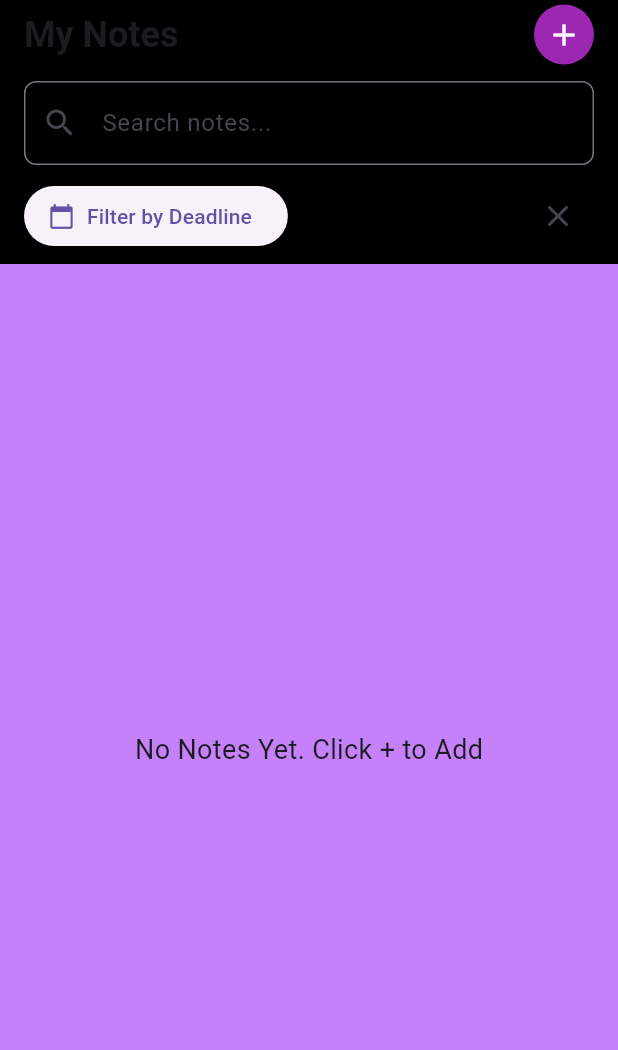
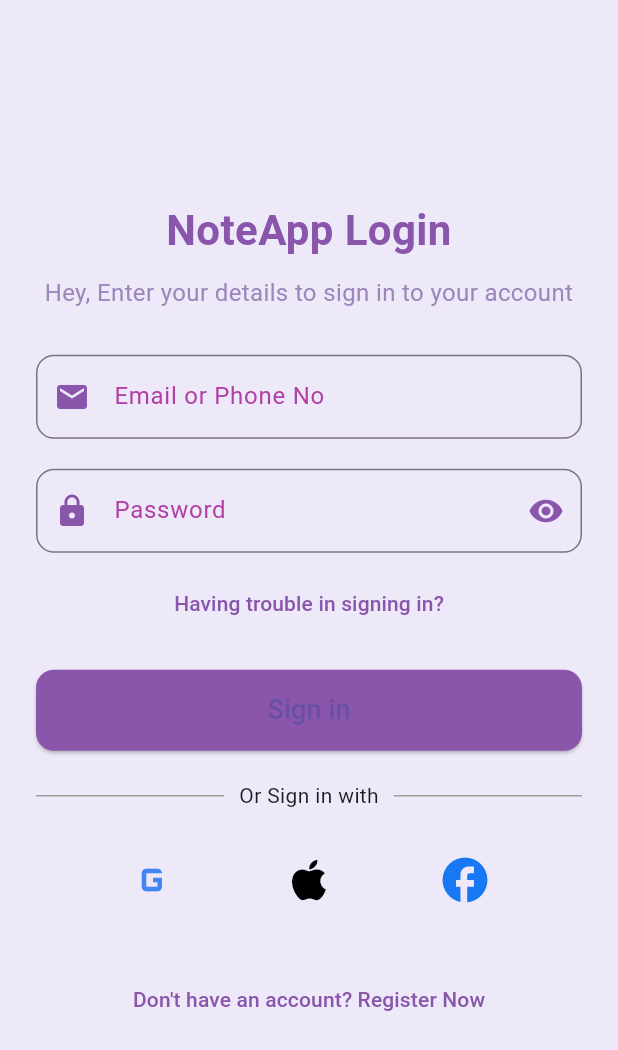
Before and after one commit to kucingsiamese/uas_note_app, a Flutter app: the screen it shows after launch, on a phone screen of 412 x 824 dp. Shown: the top 1050 px of the screen. Run offline on Flutter 3.47's test engine with Material 3 defaults, Android fonts, the light colour scheme and no system bars.

Commit message:
login register

```diff
--- a/lib/main.dart
+++ b/lib/main.dart
@@ -1,13 +1,14 @@
 import 'package:flutter/material.dart';
 import 'package:provider/provider.dart';
 import '../providers/note_provider.dart';
+import '../screens/auth_screen.dart';
 import '../screens/home_screen.dart';
 
 void main() {
   runApp(
     ChangeNotifierProvider(
       create: (context) => NoteProvider(),
-      child: MyApp(),
+      child: const MyApp(),
     ),
   );
 }
@@ -22,7 +23,11 @@ class MyApp extends StatelessWidget {
       theme: ThemeData.light(), // Light Theme
       darkTheme: ThemeData.dark(), // Dark Theme
       themeMode: ThemeMode.system, // Automatically switch based on system
-      home: HomeScreen(),
+      initialRoute: '/',
+      routes: {
+        '/': (ctx) => const AuthScreen(), // Auth Screen sebagai halaman awal
+        '/home': (ctx) => const HomeScreen(),
+      },
     );
   }
 }
--- /dev/null
+++ b/lib/screens/auth_screen.dart
@@ -0,0 +1,201 @@
+import 'package:flutter/material.dart';
+
+class AuthScreen extends StatefulWidget {
+  const AuthScreen({super.key});
+  @override
+  _AuthScreenState createState() => _AuthScreenState();
+}
+
+class _AuthScreenState extends State<AuthScreen> {
+  final _emailController = TextEditingController();
+  final _passwordController = TextEditingController();
+  bool _isLogin = true;
+  bool _hidePassword = true;
+  void _submitAuthForm() {
+    final email = _emailController.text.trim();
+    final password = _passwordController.text.trim();
+
+    if (email.isEmpty || password.isEmpty) {
+      ScaffoldMessenger.of(context).showSnackBar(
+        const SnackBar(content: Text('Please fill in all fields')),
+      );
+      return;
+    }
+
+    // login/register
+    if (_isLogin) {
+      ScaffoldMessenger.of(context).showSnackBar(
+        const SnackBar(content: Text('Logged in successfully!')),
+      );
+    } else {
+      ScaffoldMessenger.of(context).showSnackBar(
+        const SnackBar(content: Text('Registered successfully!')),
+      );
+    }
+
+    // Navigasikan ke layar utama setelah login/register
+    Navigator.of(context).pushReplacementNamed('/home');
+  }
+
+  @override
+  Widget build(BuildContext context) {
+    return Scaffold(
+      backgroundColor: const Color(0xFFEEE9F9),
+      body: Center(
+        child: SingleChildScrollView(
+          child: Padding(
+            padding: const EdgeInsets.all(24.0),
+            child: Column(
+              mainAxisAlignment: MainAxisAlignment.center,
+              crossAxisAlignment: CrossAxisAlignment.stretch,
+              children: [
+                Text(
+                  _isLogin ? 'NoteApp Login' : 'Create Account',
+                  textAlign: TextAlign.center,
+                  style: const TextStyle(
+                    fontSize: 28,
+                    fontWeight: FontWeight.bold,
+                    color: Color(0xFF8A56AC),
+                  ),
+                ),
+                const SizedBox(height: 10),
+                Text(
+                  _isLogin
+                      ? 'Hey, Enter your details to sign in to your account'
+                      : 'Create an account to start your notes',
+                  textAlign: TextAlign.center,
+                  style: const TextStyle(
+                    fontSize: 16,
+                    color: Color.fromARGB(255, 156, 134, 187),
+                  ),
+                ),
+                const SizedBox(height: 30),
+                TextField(
+                  controller: _emailController,
+                  style:
+                      const TextStyle(color: Color.fromARGB(255, 177, 64, 165)),
+                  decoration: InputDecoration(
+                    labelText: 'Email or Phone No',
+                    labelStyle: const TextStyle(
+                        color: Color.fromARGB(255, 177, 64, 165)),
+                    prefixIcon:
+                        const Icon(Icons.email, color: Color(0xFF8A56AC)),
+                    border: OutlineInputBorder(
+                      borderRadius: BorderRadius.circular(12),
+                    ),
+                  ),
+                  keyboardType: TextInputType.emailAddress,
+                ),
+                const SizedBox(height: 20),
+                TextField(
+                  controller: _passwordController,
+                  obscureText: _hidePassword, // Sembunyikan password
+                  style:
+                      const TextStyle(color: Color.fromARGB(255, 177, 64, 165)),
+                  decoration: InputDecoration(
+                    labelText: 'Password',
+                    labelStyle: const TextStyle(
+                        color: Color.fromARGB(255, 177, 64, 165)),
+                    prefixIcon:
+                        const Icon(Icons.lock, color: Color(0xFF8A56AC)),
+                    suffixIcon: IconButton(
+                      icon: Icon(
+                        _hidePassword ? Icons.visibility : Icons.visibility_off,
+                        color: const Color(0xFF8A56AC),
+                      ),
+                      onPressed: () {
+                        setState(() {
+                          _hidePassword = !_hidePassword;
+                        });
+                      },
+                    ),
+                    border: OutlineInputBorder(
+                      borderRadius: BorderRadius.circular(12),
+                    ),
+                  ),
+                ),
+                const SizedBox(height: 10),
+                TextButton(
+                  onPressed: () {
+                    // untuk lupa password
+                  },
+                  child: const Text(
+                    'Having trouble in signing in?',
+                    style: TextStyle(color: Color(0xFF8A56AC)),
+                  ),
+                ),
+                const SizedBox(height: 20),
+                ElevatedButton(
+                  onPressed: _submitAuthForm,
+                  style: ElevatedButton.styleFrom(
+                    backgroundColor: const Color(0xFF8A56AC),
+                    shape: RoundedRectangleBorder(
+                      borderRadius: BorderRadius.circular(12),
+                    ),
+                    padding: const EdgeInsets.symmetric(vertical: 14),
+                  ),
+                  child: Text(
+                    _isLogin ? 'Sign in' : 'Register',
+                    style: const TextStyle(fontSize: 18),
+                  ),
+                ),
+                const SizedBox(height: 20),
+                const Row(
+                  children: [
+                    Expanded(child: Divider(color: Colors.grey)),
+                    Padding(
+                      padding: EdgeInsets.symmetric(horizontal: 10),
+                      child: Text('Or Sign in with'),
+                    ),
+                    Expanded(child: Divider(color: Colors.grey)),
+                  ],
+                ),
+                const SizedBox(height: 20),
+                Row(
+                  mainAxisAlignment: MainAxisAlignment.spaceEvenly,
+                  children: [
+                    IconButton(
+                      icon: const Icon(Icons.g_mobiledata, size: 36),
+                      color: const Color(0xFF4285F4),
+                      onPressed: () {
+                        //sign-in Google
+                      },
+                    ),
+                    IconButton(
+                      icon: const Icon(Icons.apple, size: 36),
+                      color: Colors.black,
+                      onPressed: () {
+                        //sign-in Apple
+                      },
+                    ),
+                    IconButton(
+                      icon: const Icon(Icons.facebook, size: 36),
+                      color: const Color(0xFF1877F2),
+                      onPressed: () {
+                        //sign-in Facebook
+                      },
+                    ),
+                  ],
+                ),
+                const SizedBox(height: 30),
+                TextButton(
+                  onPressed: () {
+                    setState(() {
+                      _isLogin = !_isLogin;
+                    });
+                  },
+                  child: Text(
+                    _isLogin
+                        ? 'Don\'t have an account? Register Now'
+                        : 'Already have an account? Sign in',
+                    style: const TextStyle(color: Color(0xFF8A56AC)),
+                  ),
+                ),
+              ],
+            ),
+          ),
+        ),
+      ),
+    );
+  }
+}
```
